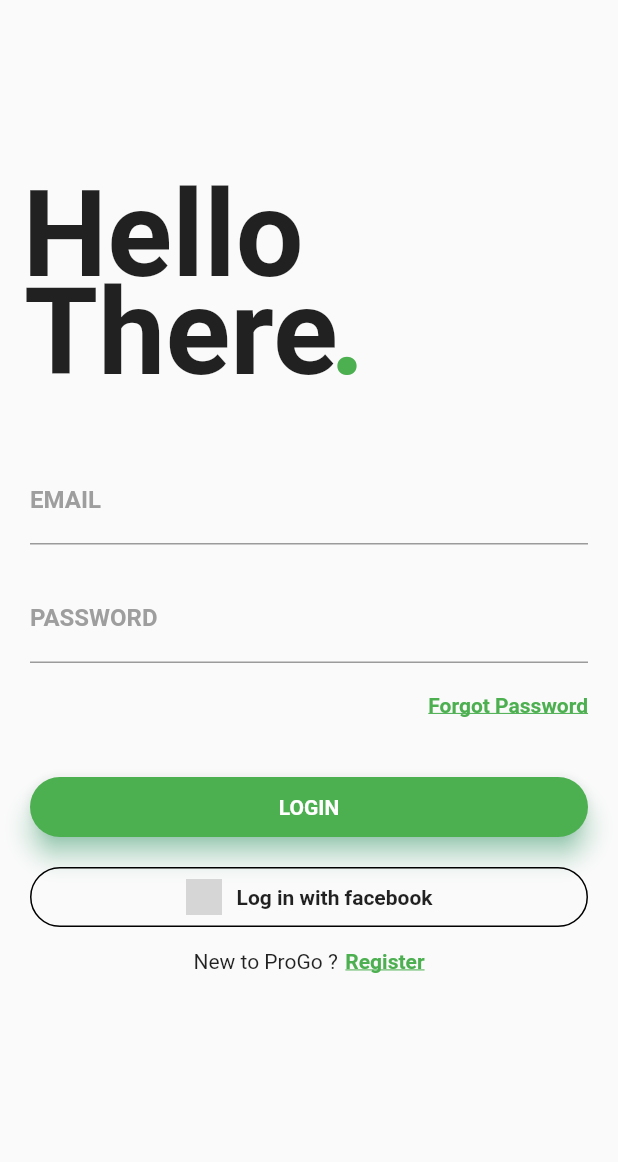
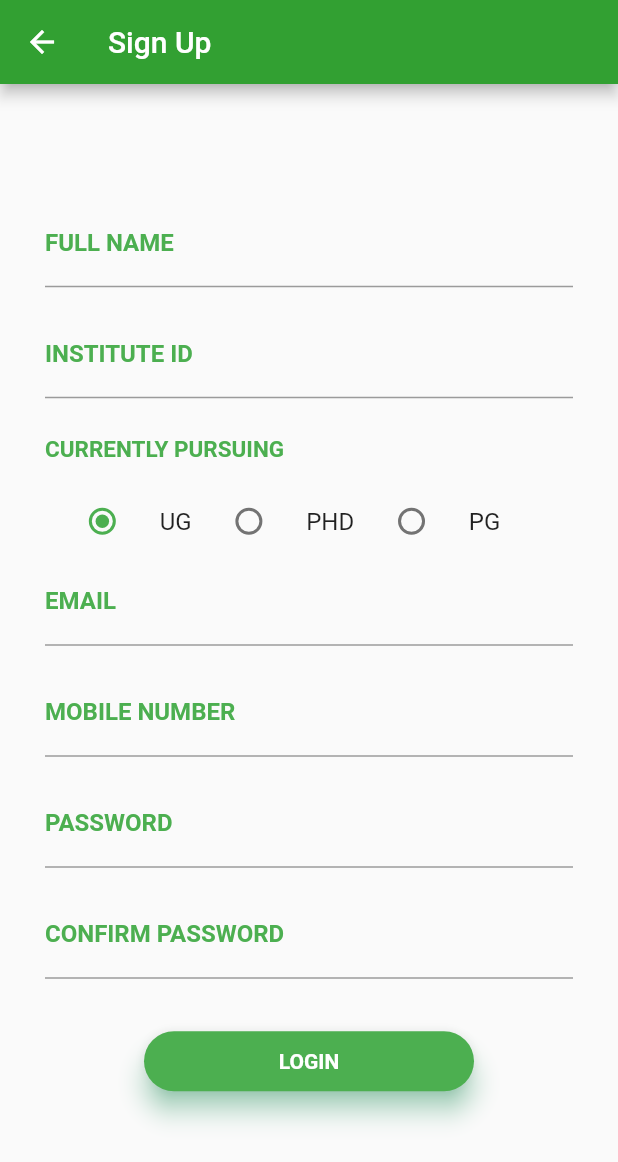
Before and after one commit to dhruv-singhal-github/progo, a Flutter app: the screen it shows after launch, after a tap on "Register", on a phone screen of 412 x 824 dp. Shown: the top 1162 px of the screen. Run offline on Flutter 3.47's test engine with Material 2 defaults, Android fonts, the phone set to English and light mode, and no system bars; Roboto replaces fonts that are missing (Montserrat); project files that could hold a hidden picture were left out; grey boxes are pictures that could not be loaded.

Commit message:
ui for signup and login complete

```diff
--- a/lib/main.dart
+++ b/lib/main.dart
@@ -13,7 +13,7 @@ class MyApp extends StatelessWidget {
       theme: ThemeData(
         // This is the theme of your application.
         //
-        // Try running your application with "flutter run". You'll see the
+        // Try running your ap plication with "flutter run". You'll see the
         // application has a blue toolbar. Then, without quitting the app, try
         // changing the primarySwatch below to Colors.green and then invoke
         // "hot reload" (press "r" in the console where you ran "flutter run",
--- a/lib/views/login.dart
+++ b/lib/views/login.dart
@@ -1,4 +1,5 @@
 import 'package:flutter/material.dart';
+import 'package:progo/views/signup.dart';
 
 class login extends StatefulWidget {
   @override
@@ -6,15 +7,21 @@ class login extends StatefulWidget {
 }
 
 class _loginPageState extends State<login> {
+
   @override
   Widget build(BuildContext context) {
+    bool _pressed1=false;
+    bool _pressed2=false;
+    bool _pressed3=false;
     return new Scaffold(
         resizeToAvoidBottomPadding: false,
         body: Column(
           crossAxisAlignment: CrossAxisAlignment.start,
           children: <Widget>[
             Container(
+              padding: EdgeInsets.fromLTRB(20, 0, 0, 0),
               child: Stack(
+
                 children: <Widget>[
                   Container(
                     padding: EdgeInsets.fromLTRB(15.0, 110.0, 0.0, 0.0),
@@ -40,12 +47,12 @@ class _loginPageState extends State<login> {
               ),
             ),
             Container(
-                padding: EdgeInsets.only(top: 35.0, left: 20.0, right: 20.0),
+                padding: EdgeInsets.only(top: 35.0, left: 40.0, right: 40.0),
                 child: Column(
                   children: <Widget>[
                     TextField(
                       decoration: InputDecoration(
-                          labelText: 'EMAIL',
+                          labelText: 'EMAIL / USERNAME',
                           labelStyle: TextStyle(
                               fontFamily: 'Montserrat',
                               fontWeight: FontWeight.bold,
@@ -65,31 +72,20 @@ class _loginPageState extends State<login> {
                               borderSide: BorderSide(color: Colors.green))),
                       obscureText: true,
                     ),
-                    SizedBox(height: 5.0),
-                    Container(
-                      alignment: Alignment(1.0, 0.0),
-                      padding: EdgeInsets.only(top: 15.0, left: 20.0),
-                      child: InkWell(
-                        child: Text(
-                          'Forgot Password',
-                          style: TextStyle(
-                              color: Colors.green,
-                              fontWeight: FontWeight.bold,
-                              fontFamily: 'Montserrat',
-                              decoration: TextDecoration.underline),
-                        ),
-                      ),
-                    ),
+                    SizedBox(height:5.0),
+
                     SizedBox(height: 40.0),
                     Container(
-                      height: 40.0,
+                      height: 40.0,width: 220,
                       child: Material(
                         borderRadius: BorderRadius.circular(20.0),
                         shadowColor: Colors.greenAccent,
                         color: Colors.green,
                         elevation: 7.0,
-                        child: GestureDetector(
-                          onTap: () {},
+                        child: InkWell(
+                          onTap: () {
+
+                          },
                           child: Center(
                             child: Text(
                               'LOGIN',
@@ -104,8 +100,11 @@ class _loginPageState extends State<login> {
                     ),
                     SizedBox(height: 20.0),
                     Container(
-                      height: 40.0,
+                      height: 40.0,width: 220,
                       color: Colors.transparent,
+
+                      child:InkWell(
+                        onTap:(){},
                         child: Container(
                           decoration: BoxDecoration(
                               border: Border.all(
@@ -119,11 +118,11 @@ class _loginPageState extends State<login> {
                             children: <Widget>[
                               Center(
                                 child:
-                              ImageIcon(AssetImage('assets/google.png')),
+                                ImageIcon(AssetImage('assets/google-logo.png'),size: 40,),
                               ),
                               SizedBox(width: 10.0),
                               Center(
-                              child: Text('Log in with facebook',
+                                child: Text('Log in with Google',
                                     style: TextStyle(
                                         fontWeight: FontWeight.bold,
                                         fontFamily: 'Montserrat')),
@@ -131,7 +130,9 @@ class _loginPageState extends State<login> {
                             ],
                           ),
                         ),
-                    )
+                      ),
+                    ),
+
                   ],
                 )),
             SizedBox(height: 15.0),
@@ -145,7 +146,10 @@ class _loginPageState extends State<login> {
                 SizedBox(width: 5.0),
                 InkWell(
                   onTap: () {
-                    Navigator.of(context).pushNamed('/signup');
+                    Navigator.push(
+                      context,
+                      MaterialPageRoute(builder: (context) => signup()),
+                    );
                   },
                   child: Text(
                     'Register',
--- a/lib/views/signup.dart
+++ b/lib/views/signup.dart
@@ -0,0 +1,176 @@
+import 'package:flutter/cupertino.dart';
+import 'package:flutter/material.dart';
+
+class signup extends StatefulWidget {
+  @override
+  _signupState createState() => _signupState();
+}
+
+class _signupState extends State<signup> {
+  int _radioValue1=0;
+  @override
+  Widget build(BuildContext context) {
+    return Scaffold(
+        appBar: AppBar(title: Text("Sign Up"),backgroundColor: Color.fromARGB(255, 50, 160,50)),
+        body: Center(
+
+            child:Container(
+              padding:EdgeInsets.fromLTRB(30,0, 30, 0),
+              decoration: BoxDecoration(
+                  borderRadius:  BorderRadius.all(Radius.circular(20.0))
+              ),
+              child:SingleChildScrollView(
+                  child: Column(mainAxisAlignment: MainAxisAlignment.spaceEvenly,mainAxisSize: MainAxisSize.max,
+                    crossAxisAlignment: CrossAxisAlignment.start
+                    ,
+                    children: <Widget>[
+
+                      TextFormField(
+                        decoration: InputDecoration(
+                            labelText: 'FULL NAME',
+                            labelStyle: TextStyle(
+                                fontFamily: 'Montserrat',
+                                fontWeight: FontWeight.bold,
+                                color: Colors.green),
+                            focusedBorder: UnderlineInputBorder(
+                                borderSide: BorderSide(color: Colors.green))),
+                      ),
+                      SizedBox(height: 15.0),TextField(
+                        decoration: InputDecoration(
+                            labelText: 'INSTITUTE ID',
+                            labelStyle: TextStyle(
+                                fontFamily: 'Montserrat',
+                                fontWeight: FontWeight.bold,
+                                color: Colors.green),
+                            focusedBorder: UnderlineInputBorder(
+                                borderSide: BorderSide(color: Colors.green))),
+                      ),
+                      SizedBox(height: 25.0), Text("CURRENTLY PURSUING",style: TextStyle(color: Colors.green, fontFamily: 'Montserrat',
+                          fontWeight: FontWeight.bold,fontSize: 15),)
+                      ,SizedBox(height: 15,), Row(
+                        mainAxisAlignment: MainAxisAlignment.spaceEvenly,
+                        crossAxisAlignment: CrossAxisAlignment.center,
+                        children: <Widget>[
+                          new Radio(
+                            activeColor: Colors.green,focusColor:Colors.green,toggleable: true
+                            ,value: 0,
+                            groupValue: _radioValue1,
+                            onChanged: (int value) {
+                              setState(() { _radioValue1 = value; });
+                            },
+                          ),
+                          new Text(
+                            'UG',
+                            style: new TextStyle(fontSize: 16.0),
+                          ),
+                          new Radio(
+                            value: 1,activeColor: Colors.green,focusColor:Colors.green,toggleable: true
+                            ,
+                            groupValue: _radioValue1,
+                            onChanged: (int value) {
+                              setState(() { _radioValue1 = value; });
+                            },
+                          ),
+                          new Text(
+                            'PHD',
+                            style: new TextStyle(
+                              fontSize: 16.0,
+                            ),
+                          ),
+                          new Radio(
+                            value: 2,activeColor: Colors.green,focusColor:Colors.green,toggleable: true
+                            ,
+                            groupValue: _radioValue1,
+                            onChanged:(int value) {
+                              setState(() { _radioValue1 = value; });
+                            },
+                          ),
+                          new Text(
+                            'PG',
+                            style: new TextStyle(fontSize: 16.0),
+                          ),
+                          SizedBox(width: 20,)
+                        ],
+                      ),
+                      TextFormField(
+                        decoration: InputDecoration(
+                            labelText: 'EMAIL',
+                            labelStyle: TextStyle(
+                                fontFamily: 'Montserrat',
+                                fontWeight: FontWeight.bold,
+                                color: Colors.green),
+                            focusedBorder: UnderlineInputBorder(
+                                borderSide: BorderSide(color: Colors.green))),
+
+                      ),SizedBox(height: 15,),
+                      TextFormField(
+                        decoration: InputDecoration(
+                            labelText: 'MOBILE NUMBER',
+                            labelStyle: TextStyle(
+                                fontFamily: 'Montserrat',
+                                fontWeight: FontWeight.bold,
+                                color: Colors.green),
+                            focusedBorder: UnderlineInputBorder(
+                                borderSide: BorderSide(color: Colors.green))),
+                      ),
+                      SizedBox(height: 15.0),
+                      TextFormField(
+                        decoration: InputDecoration(
+                            labelText: 'PASSWORD',
+                            labelStyle: TextStyle(
+                                fontFamily: 'Montserrat',
+                                fontWeight: FontWeight.bold,
+                                color: Colors.green),
+                            focusedBorder: UnderlineInputBorder(
+                                borderSide: BorderSide(color: Colors.green))),
+                        obscureText: true,
+                      ),
+                      SizedBox(height: 15.0),
+                      TextFormField(
+                        decoration: InputDecoration(
+                            labelText: 'CONFIRM PASSWORD',
+                            labelStyle: TextStyle(
+                                fontFamily: 'Montserrat',
+                                fontWeight: FontWeight.bold,
+                                color: Colors.green),
+                            focusedBorder: UnderlineInputBorder(
+                                borderSide: BorderSide(color: Colors.green))),
+                        obscureText: true,
+                      ),
+                      SizedBox(height: 35,),
+                      Container(
+                        alignment: Alignment.center
+                        ,child:Container(
+                        height: 40.0,width: 220,
+                        alignment: Alignment.center,
+                        child: Material(
+                          borderRadius: BorderRadius.circular(20.0),
+                          shadowColor: Colors.greenAccent,
+                          color: Colors.green,
+                          elevation: 7.0,
+                          child: InkWell(
+                            onTap: () {
+
+                            },
+                            child: Center(
+                              child: Text(
+                                'LOGIN',
+                                style: TextStyle(
+                                    color: Colors.white,
+                                    fontWeight: FontWeight.bold,
+                                    fontFamily: 'Montserrat'),
+                              ),
+                            ),
+                          ),
+                        ),
+                      ),
+                      ),
+                      SizedBox(height: 20,)
+                    ],)
+
+              ),
+            )
+        )
+    );
+  }
+}
--- a/pubspec.yaml
+++ b/pubspec.yaml
@@ -42,6 +42,8 @@ flutter:
 
   # To add assets to your application, add an assets section, like this:
   # assets:
+  assets:
+    - assets/google-logo.png
   #  - images/a_dot_burr.jpeg
   #  - images/a_dot_ham.jpeg
 
```
Also changed, not shown: assets/google-logo.png (added), assets/logo.png (added), pubspec.lock, 6 other files. Lines whose indentation alone changed are shown as unchanged.
